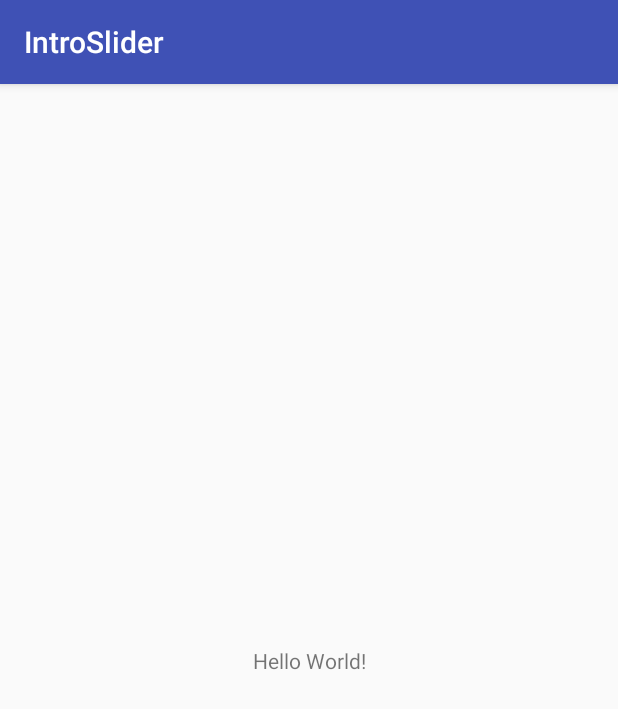
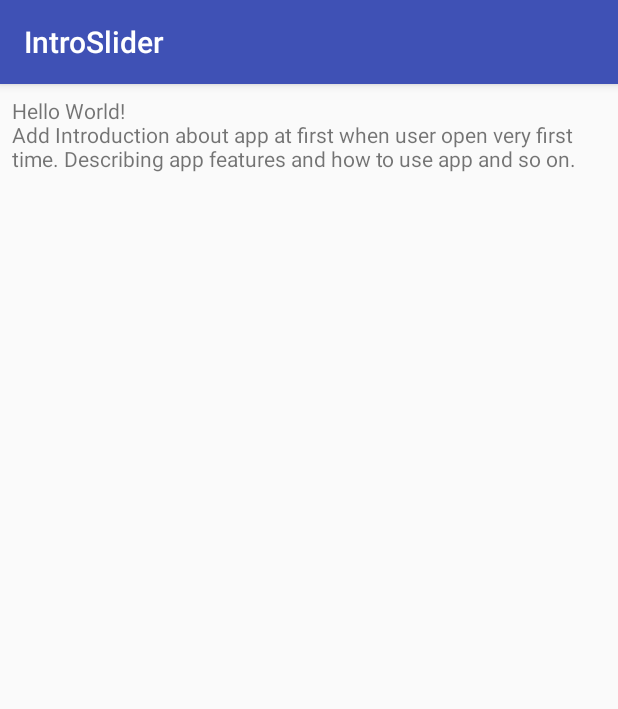
Before and after one commit to ngesa254/IntroSlider, an Android app: the screen it shows after launch (MainActivity), on a phone screen of 412 x 824 dp. Shown: the top 709 px of the screen. Run offline under Robolectric (Android 15) with nearby library versions, the phone set to English and light mode, and no system bars.

Commit message:
update MainActivity XML

```diff
--- a/app/src/main/res/layout/activity_main.xml
+++ b/app/src/main/res/layout/activity_main.xml
@@ -1,18 +1,17 @@
 <?xml version="1.0" encoding="utf-8"?>
-<android.support.constraint.ConstraintLayout xmlns:android="http://schemas.android.com/apk/res/android"
-    xmlns:app="http://schemas.android.com/apk/res-auto"
+<RelativeLayout xmlns:android="http://schemas.android.com/apk/res/android"
 xmlns:tools="http://schemas.android.com/tools"
 android:layout_width="match_parent"
 android:layout_height="match_parent"
+android:paddingBottom="@dimen/activity_vertical_margin"
+android:paddingLeft="@dimen/activity_horizontal_margin"
+android:paddingRight="@dimen/activity_horizontal_margin"
+android:paddingTop="@dimen/activity_vertical_margin"
 tools:context="io.droidmarvin.introslider.MainActivity">
 
 <TextView
     android:layout_width="wrap_content"
     android:layout_height="wrap_content"
-        android:text="Hello World!"
-        app:layout_constraintBottom_toBottomOf="parent"
-        app:layout_constraintLeft_toLeftOf="parent"
-        app:layout_constraintRight_toRightOf="parent"
-        app:layout_constraintTop_toTopOf="parent" />
+    android:text="Hello World!\nAdd Introduction about app at first when user open very first time. Describing app features and how to use app and so on." />
 
-</android.support.constraint.ConstraintLayout>
+</RelativeLayout>
```
Lines whose indentation alone changed are shown as unchanged.
